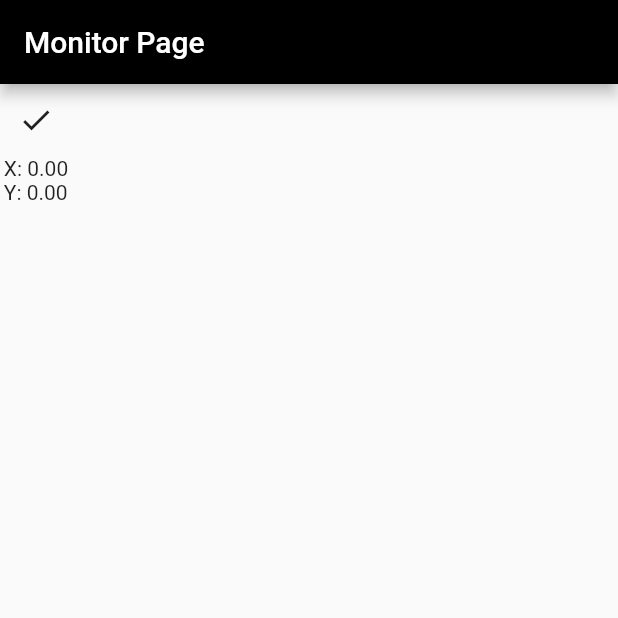
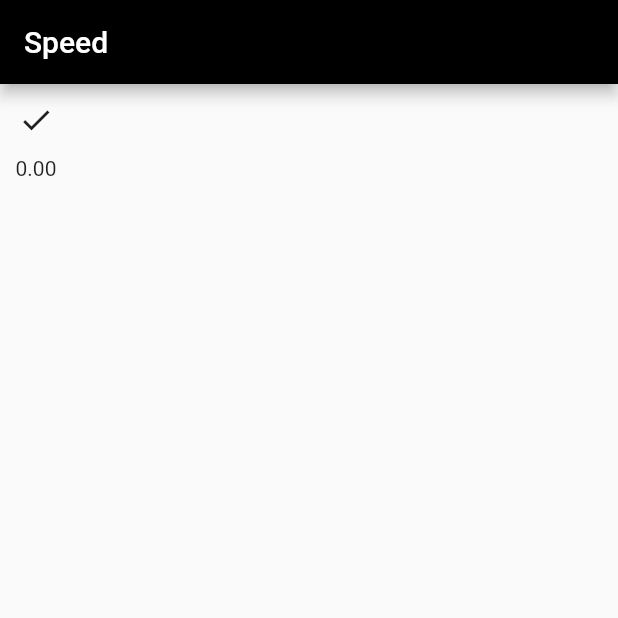
Before and after one commit to Priptide/Mouse-App, a Flutter app: the screen it shows after launch, after a tap on the "check" icon, on a phone screen of 412 x 824 dp, the top half of it. Run offline on Flutter 3.47's test engine with Material 2 defaults, Android fonts, the phone set to English and light mode, and no system bars; our stand-ins replace geolocator.

Commit message:
changed method

```diff
--- a/lib/monitor.dart
+++ b/lib/monitor.dart
@@ -1,5 +1,5 @@
 import 'package:flutter/material.dart';
-import 'package:sensors_plus/sensors_plus.dart';
+import 'package:geolocator/geolocator.dart';
 
 class MonitorPage extends StatefulWidget {
   const MonitorPage({Key? key}) : super(key: key);
@@ -9,13 +9,7 @@ class MonitorPage extends StatefulWidget {
 }
 
 class _MonitorPageState extends State<MonitorPage> {
-  UserAccelerometerEvent pastEvent = new UserAccelerometerEvent(0, 0, 0);
-
-  String state = "";
-
-  String state_v = "";
-
-  double sensitivity = 2;
+  double speedInMps = 0.0;
 
   @override
   void initState() {
@@ -26,45 +20,29 @@ class _MonitorPageState extends State<MonitorPage> {
   Widget build(BuildContext context) {
     return Scaffold(
       appBar: AppBar(
-        title: Text("Monitor Page"),
+        title: Text("Speed"),
       ),
       body: Column(
+        crossAxisAlignment: CrossAxisAlignment.center,
         children: [
           IconButton(
-            icon: Icon(
-              Icons.check,
-            ),
             onPressed: () {
-              userAccelerometerEvents.listen((UserAccelerometerEvent event) {
+              Geolocator.getPositionStream(
+                      forceAndroidLocationManager: true,
+                      intervalDuration: Duration(milliseconds: 10),
+                      distanceFilter: 2,
+                      desiredAccuracy: LocationAccuracy.best)
+                  .listen((position) {
                 setState(() {
-                  pastEvent = event;
-
-                  if (pastEvent.x > (0.1 * sensitivity)) {
-                    state = "Moving Right ";
-                  } else if (pastEvent.x < (-0.1 * sensitivity)) {
-                    state = "Moving Left ";
-                  } else {
-                    state = "";
-                  }
-
-                  if (pastEvent.y > (0.1 * sensitivity)) {
-                    state_v = "Moving Up ";
-                  } else if (pastEvent.y < (-0.1 * sensitivity)) {
-                    state_v = "Moving Down ";
-                  } else {
-                    state_v = "";
-                  }
+                  speedInMps = position.speed; // this is your speed
                 });
               });
             },
+            icon: Icon(Icons.check),
           ),
           Text(
-            "X: " +
-                pastEvent.x.toStringAsFixed(2) +
-                "\nY: " +
-                pastEvent.y.toStringAsFixed(2),
+            speedInMps.toStringAsPrecision(3),
           ),
-          Text(state + " " + state_v),
         ],
       ),
     );
--- a/pubspec.yaml
+++ b/pubspec.yaml
@@ -29,6 +29,8 @@ dependencies:
   # Use with the CupertinoIcons class for iOS style icons.
   cupertino_icons: ^1.0.2
   sensors_plus: ^1.0.1
+  flutter_compass: ^0.6.1
+  geolocator: ^7.1.0
 
 dev_dependencies:
   flutter_test:
@@ -46,7 +48,7 @@ flutter:
   uses-material-design: true
 
   # To add assets to your application, add an assets section, like this:
-  # assets:
+  #assets:
   #   - images/a_dot_burr.jpeg
   #   - images/a_dot_ham.jpeg
 
```
Also changed, not shown: pubspec.lock, 2 other files.
